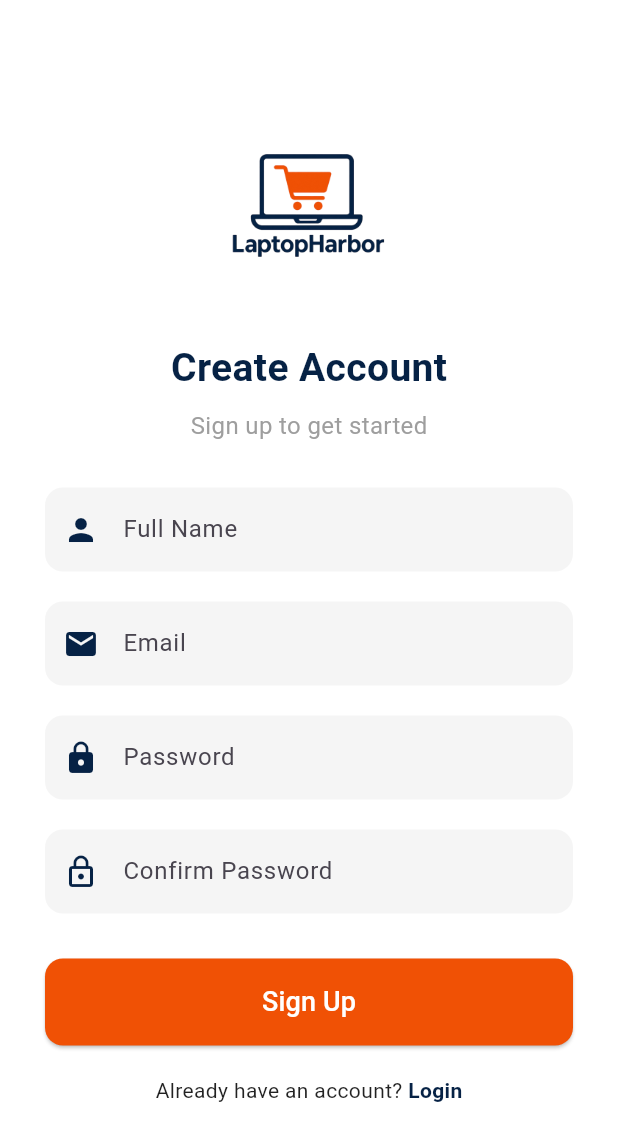
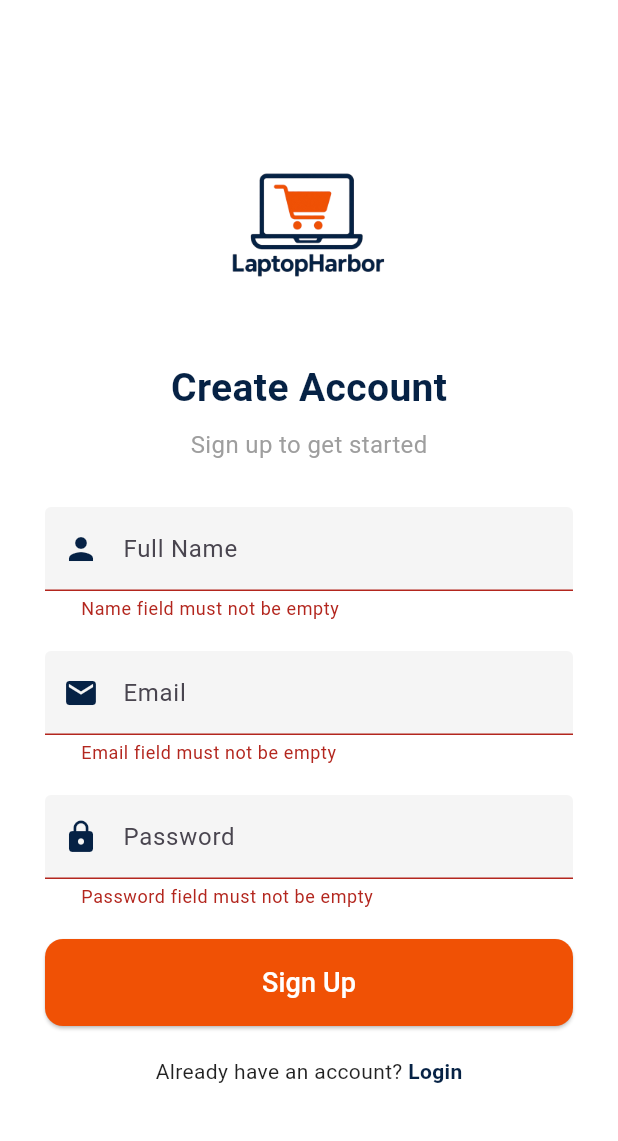
Before and after one commit to Haseeb1389446/LaptopHarbor, a Flutter app: the SignupScreen screen opened directly, after a tap on "Sign Up", on a phone screen of 412 x 824 dp. Shown: the top 1141 px of the screen. Run offline on Flutter 3.47's test engine with Material 3 defaults, Android fonts, the phone set to English and light mode, and no system bars; our stand-ins replace carousel_slider, firebase_auth, firebase_core; accounts and stored records are empty; network calls fail.

Commit message:
Ecommerce App

```diff
--- a/lib/Screens/cart.dart
+++ b/lib/Screens/cart.dart
@@ -11,9 +11,9 @@ class CartScreen extends StatefulWidget {
 class _CartScreenState extends State<CartScreen> {
   // Dummy cart items
   List<Map<String, dynamic>> cartItems = [
-    {"title": "Product 1", "price": 1200, "quantity": 1, "image": "https://via.placeholder.com/80"},
-    {"title": "Product 2", "price": 2500, "quantity": 2, "image": "https://via.placeholder.com/80"},
-    {"title": "Product 3", "price": 800, "quantity": 1, "image": "https://via.placeholder.com/80"},
+    {"title": "Product 1", "price": 1200, "quantity": 1, "image": "assets/products/lp1.png"},
+    {"title": "Product 2", "price": 2500, "quantity": 2, "image": "assets/products/lp2.png"},
+    {"title": "Product 3", "price": 800, "quantity": 1, "image": "assets/products/lp3.png"},
   ];
 
   /// 🧮 Calculate total price
--- a/lib/Screens/profile.dart
+++ b/lib/Screens/profile.dart
@@ -56,7 +56,7 @@ class ProfileScreen extends StatelessWidget {
           ],
         ),
       ),
-      bottomNavigationBar: BottomnavigationbarWidget(currentIndex: 0),
+      bottomNavigationBar: BottomnavigationbarWidget(currentIndex: 3),
     );
   }
 
--- a/lib/Screens/signup.dart
+++ b/lib/Screens/signup.dart
@@ -46,9 +46,21 @@ class SignupScreen extends StatelessWidget {
               ),
               const SizedBox(height: 30),
 
+            Form(
+              key: formKey,
+              child: Column(
+                children: [
               // Full Name
-              TextField(
+              TextFormField(
                 controller: nameController,
+                validator: (value){
+                  if (value!.isEmpty) {
+                    return "Name field must not be empty";
+                  } else if(value.length < 3) {
+                    return "Name field must contain 3 characters";
+                  }
+                  return null;
+                },
                 decoration: InputDecoration(
                   prefixIcon: const Icon(Icons.person, color: Color(0xFF062245)),
                   hintText: "Full Name",
@@ -70,8 +82,16 @@ class SignupScreen extends StatelessWidget {
               const SizedBox(height: 20),
 
               // Email
-              TextField(
+              TextFormField(
                 controller: emailController,
+                validator: (value){
+                  if (value!.isEmpty) {
+                    return "Email field must not be empty";
+                  } else if(!value.contains("@")) {
+                    return "Name field must contain @ symbol";
+                  }
+                  return null;
+                },
                 decoration: InputDecoration(
                   prefixIcon: const Icon(Icons.email, color: Color(0xFF062245)),
                   hintText: "Email",
@@ -93,8 +113,16 @@ class SignupScreen extends StatelessWidget {
               const SizedBox(height: 20),
 
               // Password
-              TextField(
+              TextFormField(
                 controller: passwordController,
+                validator: (value){
+                  if (value!.isEmpty) {
+                    return "Password field must not be empty";
+                  } else if(value.length < 8) {
+                    return "Name field must contain 8 characters";
+                  }
+                  return null;
+                },
                 obscureText: true,
                 decoration: InputDecoration(
                   prefixIcon: const Icon(Icons.lock, color: Color(0xFF062245)),
@@ -116,30 +144,6 @@ class SignupScreen extends StatelessWidget {
               ),
               const SizedBox(height: 20),
 
-              // Confirm Password
-              TextField(
-                obscureText: true,
-                decoration: InputDecoration(
-                  prefixIcon:
-                      const Icon(Icons.lock_outline, color: Color(0xFF062245)),
-                  hintText: "Confirm Password",
-                  filled: true,
-                  fillColor: Colors.grey.shade100,
-                  contentPadding:
-                      const EdgeInsets.symmetric(vertical: 16, horizontal: 20),
-                  enabledBorder: OutlineInputBorder(
-                    borderRadius: BorderRadius.circular(12),
-                    borderSide: BorderSide.none,
-                  ),
-                  focusedBorder: OutlineInputBorder(
-                    borderRadius: BorderRadius.circular(12),
-                    borderSide: const BorderSide(
-                        color: Color(0xFFF05105), width: 2),
-                  ),
-                ),
-              ),
-              const SizedBox(height: 30),
-
               // Signup Button
               SizedBox(
                 width: double.infinity,
@@ -151,7 +155,29 @@ class SignupScreen extends StatelessWidget {
                       borderRadius: BorderRadius.circular(12),
                     ),
                   ),
-                  onPressed: () {},
+                  onPressed: () {
+                    if (formKey.currentState!.validate()) {
+                      _auth.createUserWithEmailAndPassword(email: emailController.text.trim(), password: passwordController.text.trim()).then((res) async {
+                        if (!(res.user == null)) {
+                          await res.user?.updateDisplayName(nameController.text.trim());
+                          await res.user?.reload();
+                          User? updatedUser = FirebaseAuth.instance.currentUser;
+                          print("User display name: ${updatedUser?.displayName}");
+                        }
+
+                        ScaffoldMessenger.of(context).showSnackBar(SnackBar(content: Text("User has been created Successfully")));
+                        Navigator.of(context).pushReplacement(MaterialPageRoute(builder: (context) => LoginScreen(),));
+                      });
+
+                    nameController.clear();
+                    emailController.clear();
+                    passwordController.clear();
+
+                      // print(nameController.text);
+                      // print(emailController.text);
+                      // print(passwordController.text);
+                    }
+                  },
                   child: const Text(
                     "Sign Up",
                     style: TextStyle(fontSize: 18, color: Colors.white),
@@ -159,6 +185,10 @@ class SignupScreen extends StatelessWidget {
                 ),
               ),
               const SizedBox(height: 20),
+              ],
+              )
+            ),
+
 
               // Already have account
               Row(
--- a/lib/Screens/wishlist.dart
+++ b/lib/Screens/wishlist.dart
@@ -10,9 +10,9 @@ class WishlistScreen extends StatefulWidget {
 class _WishlistScreenState extends State<WishlistScreen> {
   // Dummy wishlist items
   List<Map<String, dynamic>> wishlistItems = [
-    {"title": "Dell XPS 13", "price": 2200, "image": "https://via.placeholder.com/80"},
-    {"title": "MacBook Air", "price": 3200, "image": "https://via.placeholder.com/80"},
-    {"title": "HP Omen 16", "price": 1800, "image": "https://via.placeholder.com/80"},
+    {"title": "Dell XPS 13", "price": 2200, "image": "assets/products/lp1.png"},
+    {"title": "MacBook Air", "price": 3200, "image": "assets/products/lp2.png"},
+    {"title": "HP Omen 16", "price": 1800, "image": "assets/products/lp3.png"},
   ];
 
   @override
--- a/lib/Widgets/bottomnavigationbar.dart
+++ b/lib/Widgets/bottomnavigationbar.dart
@@ -2,8 +2,8 @@ import 'package:flutter/cupertino.dart';
 import 'package:flutter/material.dart';
 import 'package:laptop_harbor/Screens/brands.dart';
 import 'package:laptop_harbor/Screens/cart.dart';
+import 'package:laptop_harbor/Screens/home.dart';
 import 'package:laptop_harbor/Screens/profile.dart';
-import 'package:laptop_harbor/main.dart';
 
 class BottomnavigationbarWidget extends StatelessWidget {
   final int currentIndex;
@@ -36,7 +36,7 @@ class BottomnavigationbarWidget extends StatelessWidget {
         BottomNavigationBarItem(icon: Icon(Icons.home), label: 'Home'),
         BottomNavigationBarItem(icon: Icon(Icons.branding_watermark_outlined), label: 'category'),
         BottomNavigationBarItem(icon: Icon(CupertinoIcons.cart), label: 'Cart'),
-        BottomNavigationBarItem(icon: Icon(Icons.settings), label: 'Settings'),
+        BottomNavigationBarItem(icon: Icon(CupertinoIcons.profile_circled), label: 'Profile'),
       ],
     );
   }
```
Also changed, not shown: lib/Screens/home.dart (+27 -12 lines), lib/Screens/login.dart (+48 -6 lines), lib/Widgets/appbar.dart (+17 -5 lines), lib/main.dart (+6 -19 lines), assets/images/Gemini_Generated_Image_iz871yiz871yiz87.png (deleted), assets/images/acer.jpg (added), assets/images/apple.jpg (added), assets/images/asus.jpg (added), assets/images/dell.jpg (added), assets/images/hp.jpg (added), assets/images/lenovo.jpg (added).
